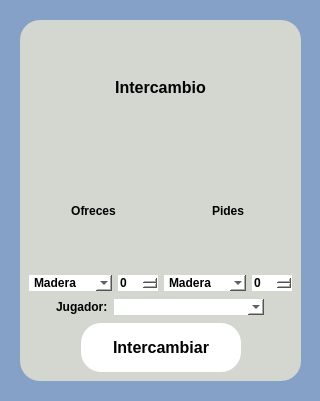
Qt form Tareas/T03/client/frontend/intercambio_1.ui (domingo2000/ProgramacionAvanzada) before a commit.
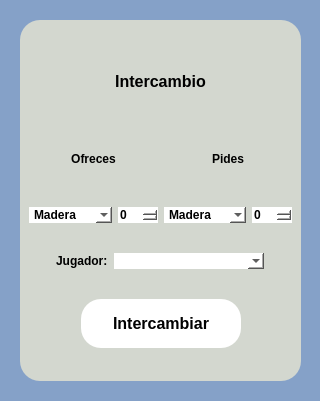
The same form after that commit.

Commit message: arreglada interfaz envio intercambio

Diff of the .ui file:
```diff
--- a/Tareas/T03/client/frontend/intercambio_1.ui
+++ b/Tareas/T03/client/frontend/intercambio_1.ui
@@ -35,6 +35,12 @@
      <layout class="QVBoxLayout" name="verticalLayout_2">
       <item>
        <widget class="QLabel" name="label">
+        <property name="maximumSize">
+         <size>
+          <width>16777215</width>
+          <height>60</height>
+         </size>
+        </property>
         <property name="styleSheet">
          <string notr="true">
   border: none;
@@ -59,6 +65,15 @@
      <layout class="QHBoxLayout" name="horizontalLayout_6">
       <item>
        <widget class="QLabel" name="label_3">
+        <property name="maximumSize">
+         <size>
+          <width>16777215</width>
+          <height>40</height>
+         </size>
+        </property>
+        <property name="styleSheet">
+         <string notr="true"/>
+        </property>
         <property name="text">
          <string>Ofreces</string>
         </property>
@@ -69,6 +84,15 @@
       </item>
       <item>
        <widget class="QLabel" name="label_2">
+        <property name="maximumSize">
+         <size>
+          <width>16777215</width>
+          <height>40</height>
+         </size>
+        </property>
+        <property name="styleSheet">
+         <string notr="true"/>
+        </property>
         <property name="text">
          <string>Pides</string>
         </property>
@@ -170,6 +194,12 @@
       </item>
       <item>
        <widget class="QLabel" name="label_4">
+        <property name="maximumSize">
+         <size>
+          <width>16777215</width>
+          <height>100</height>
+         </size>
+        </property>
         <property name="text">
          <string>Jugador:</string>
         </property>
```
Left out of the diff: 15 changed lines with no effect on the pictures.
